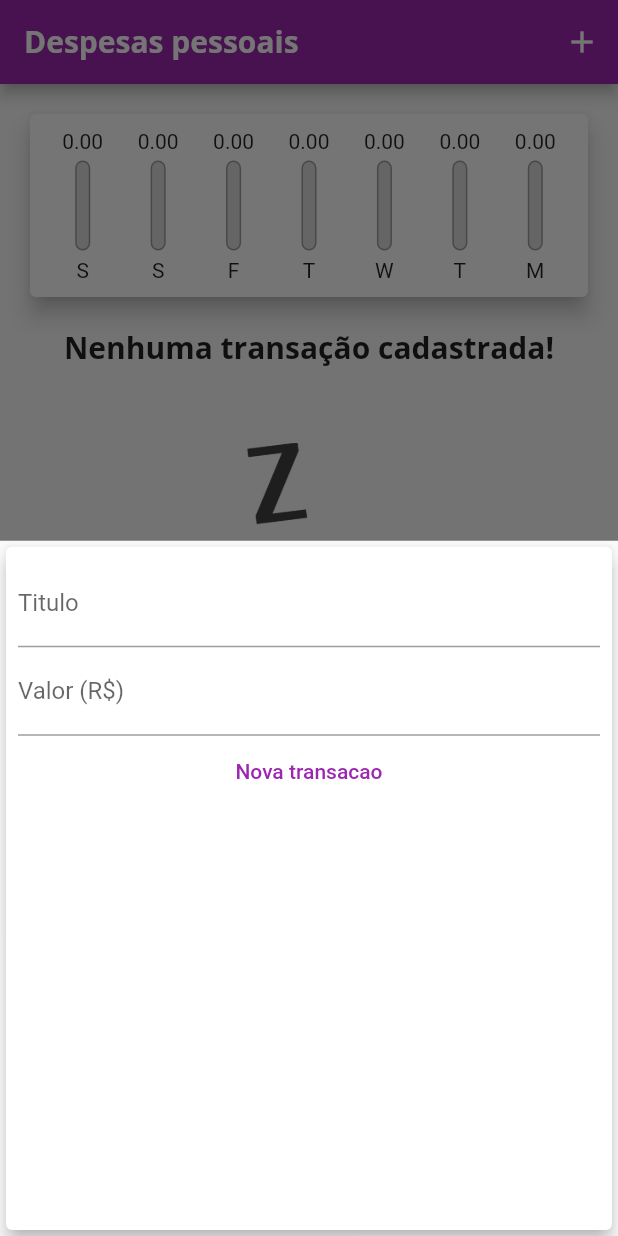
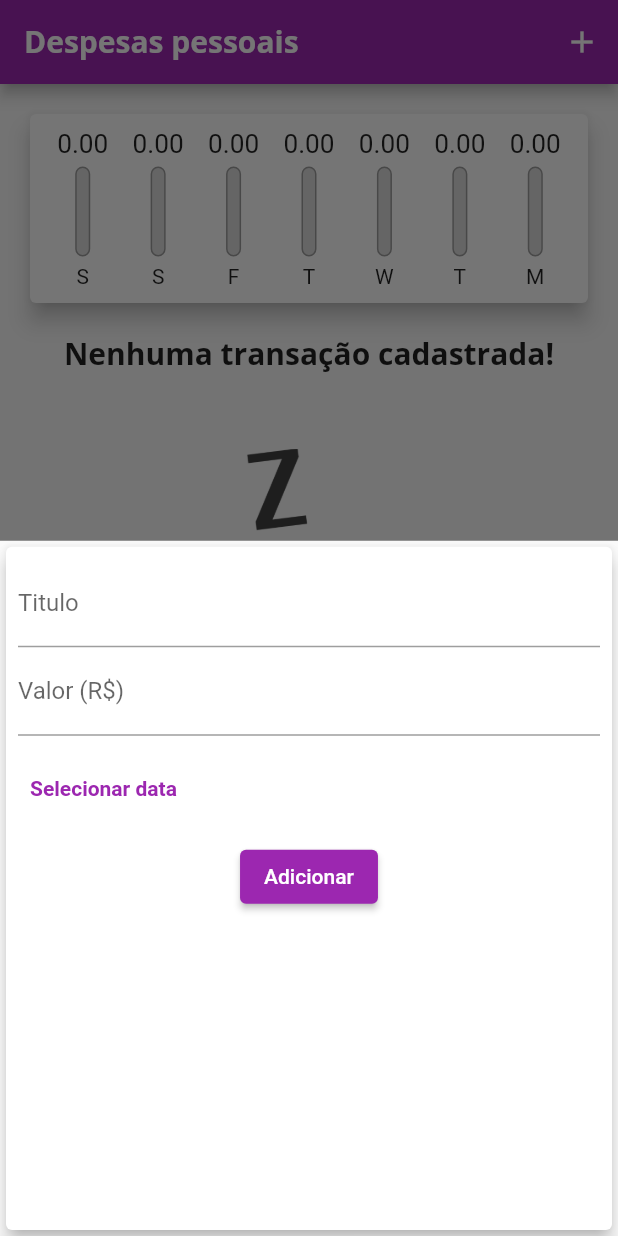
Before and after one commit to AdrielSantoss/Personal-Expenses-App, a Flutter app: the screen it shows after launch, after a tap on the "add" icon, on a phone screen of 412 x 824 dp. Run offline on Flutter 3.47's test engine with Material 2 defaults, Android fonts, the phone set to English and light mode, and no system bars.

Commit message:
Adiciona modal de DatePicker.

```diff
--- a/lib/components/chart_bar.dart
+++ b/lib/components/chart_bar.dart
@@ -12,8 +12,11 @@ class ChartBar extends StatelessWidget {
   Widget build(BuildContext context) {
     return Column(
         children: [
-          FittedBox(
-            child: Text(value.toStringAsFixed(2))
+          Container(
+            height: 20,
+            child: FittedBox(
+              child: Text(value.toStringAsFixed(2))
+            ),
           ),
           Container(
             margin: const EdgeInsets.fromLTRB(0, 5, 0, 5),
--- a/lib/components/transaction_form.dart
+++ b/lib/components/transaction_form.dart
@@ -1,5 +1,6 @@
 import 'package:flutter/cupertino.dart';
 import 'package:flutter/material.dart';
+import 'package:intl/intl.dart';
 
 class TransactionForm extends StatefulWidget {
   final void Function(String, double) adicionarTransacion;
@@ -12,8 +13,8 @@ class TransactionForm extends StatefulWidget {
 
 class _TransactionFormState extends State<TransactionForm> {
   final titleController = TextEditingController();
-
   final valueController = TextEditingController();
+  late DateTime _selectedDate;
 
   _submitForm(){
     var title = titleController.text;
@@ -23,6 +24,22 @@ class _TransactionFormState extends State<TransactionForm> {
         return;
     }
     widget.adicionarTransacion(title, value); //WIDGET
+  }
+
+  _showDatePicker() {
+    showDatePicker(
+      context: context,
+      initialDate: DateTime.now(),
+      firstDate: DateTime.now().subtract(const Duration(days: 360)),
+      lastDate: DateTime.now()
+    ).then((pickedDate) {
+      if(pickedDate == null) {
+        return;
+      }
+      setState(() {
+        _selectedDate = _selectedDate;
+      });
+    }); // PROMISE! (future)
   }
 
   @override
@@ -48,7 +65,25 @@ class _TransactionFormState extends State<TransactionForm> {
                 labelText: 'Valor (R\$)',
               ),
             ),
-            TextButton(child: const Text('Nova transacao'), onPressed: () => _submitForm())
+            SizedBox(
+              height: 70,
+              child: Row(
+                children: [
+                  // _selectedDate ? // ajustar outra hora
+                  // const Text('Nenhuma data selecionada!') :
+                  // Text(DateFormat('dd/MM/y').format(_selectedDate)),
+                  TextButton(
+                    child: const Text(
+                      'Selecionar data',
+                       style: TextStyle(
+                        fontWeight: FontWeight.bold
+                    )),
+                    onPressed: _showDatePicker,
+                  )
+                ],
+              ),
+            ),
+            ElevatedButton(child: const Text('Adicionar'), onPressed: () => _submitForm())
           ],
         ),
       ),
```
